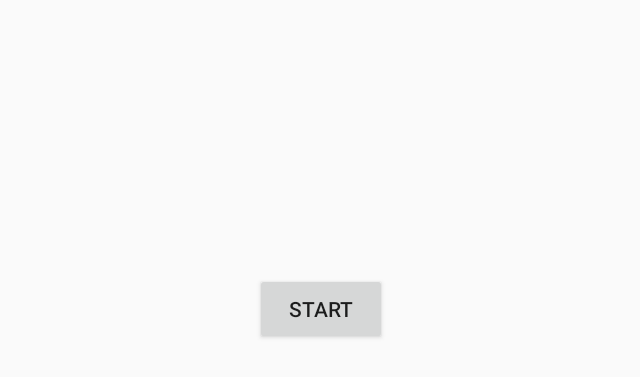
After one commit to gajaharan/krazy-ping-pong, an Android app: the GameMenuActivity screen opened directly, with no data from a screen before it, on a phone screen of 824 x 412 dp (held sideways). The commit adds this screen. Shown: the top 377 px of the screen, without its empty margins (297-937 px from the left). Run offline under Robolectric (Android 15) with nearby library versions, the phone set to English and light mode, and no system bars.

Commit message:
Add Game Menu which will pause the game. GameMenu will be the settings options.

```diff
--- a/app/src/main/AndroidManifest.xml
+++ b/app/src/main/AndroidManifest.xml
@@ -10,6 +10,11 @@
         android:roundIcon="@mipmap/ic_launcher_round"
         android:supportsRtl="true"
         android:theme="@style/AppTheme">
+        <activity
+            android:name=".GameMenuActivity"
+            android:screenOrientation="landscape"
+            tools:ignore="LockedOrientationActivity" />
+
         <activity android:name=".GameActivity"
             android:theme="@android:style/Theme.Holo.NoActionBar.Fullscreen"
             android:screenOrientation="landscape"
--- /dev/null
+++ b/app/src/main/java/com/gajaharan/krazypingpong/GameMenuActivity.kt
@@ -0,0 +1,28 @@
+package com.gajaharan.krazypingpong
+
+import android.app.Activity
+import android.content.Intent
+import android.content.Intent.FLAG_ACTIVITY_REORDER_TO_FRONT
+import android.os.Bundle
+import android.view.Window.FEATURE_NO_TITLE
+import android.widget.Button
+
+class GameMenuActivity : Activity() {
+
+    @Override
+    override fun onCreate(savedInstanceState: Bundle?) {
+        super.onCreate(savedInstanceState)
+
+        requestWindowFeature(FEATURE_NO_TITLE)
+        setContentView(R.layout.activity_game_menu)
+
+        val startGameButton: Button = findViewById(R.id.startGameButton)
+
+        startGameButton.setOnClickListener {
+            val intent = Intent(applicationContext, GameActivity::class.java)
+            intent.flags =FLAG_ACTIVITY_REORDER_TO_FRONT
+            startActivityIfNeeded(intent, 1)
+        }
+
+    }
+}
--- a/app/src/main/java/com/gajaharan/krazypingpong/sprites/LeftPaddle.kt
+++ b/app/src/main/java/com/gajaharan/krazypingpong/sprites/LeftPaddle.kt
@@ -25,7 +25,7 @@ class LeftPaddle(
         paddle = Bitmap.createScaledBitmap(oPaddle, width, height, false)
         y = displayHeight / 2 - paddle.height / 2
 
-        scorePaint.color = Color.RED
+        scorePaint.color = Color.WHITE
         scorePaint.textSize = TEXT_SIZE
         scorePaint.textAlign = Paint.Align.LEFT
 
--- a/app/src/main/java/com/gajaharan/krazypingpong/sprites/RightPaddle.kt
+++ b/app/src/main/java/com/gajaharan/krazypingpong/sprites/RightPaddle.kt
@@ -27,7 +27,7 @@ class RightPaddle(
         y = displayHeight / 2 - paddle.height / 2
         x = displayWidth - paddle.width
 
-        scorePaint.color = Color.RED
+        scorePaint.color = Color.WHITE
         scorePaint.textSize = TEXT_SIZE
         scorePaint.textAlign = Paint.Align.RIGHT
     }
--- /dev/null
+++ b/app/src/main/res/layout/activity_game_menu.xml
@@ -0,0 +1,25 @@
+<?xml version="1.0" encoding="utf-8"?>
+<androidx.constraintlayout.widget.ConstraintLayout xmlns:android="http://schemas.android.com/apk/res/android"
+    xmlns:app="http://schemas.android.com/apk/res-auto"
+    xmlns:tools="http://schemas.android.com/tools"
+    android:layout_width="match_parent"
+    android:layout_height="match_parent"
+    tools:context=".GameMenuActivity">
+
+    <Button
+        android:id="@+id/startGameButton"
+        android:layout_width="wrap_content"
+        android:layout_height="wrap_content"
+        android:layout_marginStart="8dp"
+        android:layout_marginLeft="8dp"
+        android:layout_marginTop="8dp"
+        android:layout_marginEnd="8dp"
+        android:layout_marginRight="8dp"
+        android:layout_marginBottom="8dp"
+        android:text="Start"
+        app:layout_constraintBottom_toBottomOf="parent"
+        app:layout_constraintEnd_toEndOf="parent"
+        app:layout_constraintStart_toStartOf="parent"
+        app:layout_constraintTop_toTopOf="parent" />
+
+</androidx.constraintlayout.widget.ConstraintLayout>
```
Also changed, not shown: app/src/main/java/com/gajaharan/krazypingpong/GameActivity.kt (+20 -3 lines), app/src/main/java/com/gajaharan/krazypingpong/GameManager.kt (+9 -1 lines), app/src/main/res/layout/activity_main.xml (+22 -4 lines), app/src/main/res/drawable/pause.png (added).
